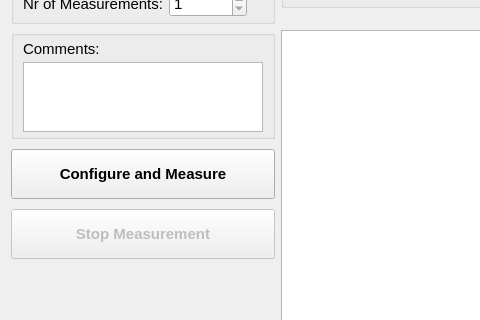
Old version of the form hallbench/gui/ui/measurementwidget.ui in the repository lnls-ima/hall-bench-control; both pictures show x 0 to 480 and y 355 to 675 of the 1217 by 935 pixel window.
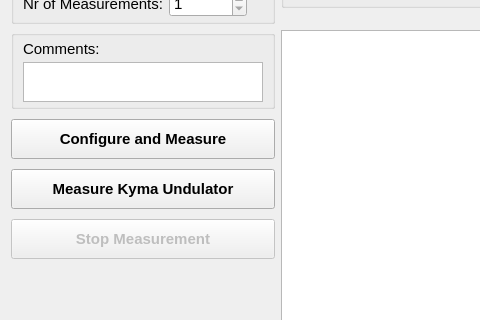
New version of the form. Icons and pictures are not drawn. Custom widgets are drawn as their Qt base class.

Commit message: Adding kyma undulator automatic measurement

Diff of the .ui file:
```diff
--- a/hallbench/gui/ui/measurementwidget.ui
+++ b/hallbench/gui/ui/measurementwidget.ui
@@ -1847,7 +1847,7 @@
             <property name="maximumSize">
              <size>
               <width>16777215</width>
-              <height>70</height>
+              <height>40</height>
              </size>
             </property>
            </widget>
@@ -1868,7 +1868,7 @@
        <property name="minimumSize">
         <size>
          <width>0</width>
-         <height>50</height>
+         <height>40</height>
         </size>
        </property>
        <property name="font">
@@ -1892,6 +1892,38 @@
        </property>
       </widget>
      </item>
+     <item>
+      <widget class="QPushButton" name="pbt_measure_kyma">
+       <property name="minimumSize">
+        <size>
+         <width>0</width>
+         <height>40</height>
+        </size>
+       </property>
+       <property name="font">
+        <font>
+         <weight>75</weight>
+         <bold>true</bold>
+        </font>
+       </property>
+       <property name="text">
+        <string>Measure Kyma Undulator</string>
+       </property>
+       <property name="icon">
+        <iconset>
+         <normaloff>../../resources/img/a.png</normaloff>../../resources/img/a.png</iconset>
+       </property>
+       <property name="iconSize">
+        <size>
+         <width>24</width>
+         <height>24</height>
+        </size>
+       </property>
+       <property name="shortcut">
+        <string>Ctrl+S</string>
+       </property>
+      </widget>
+     </item>
      <item>
       <widget class="QPushButton" name="pbt_stop">
        <property name="enabled">
@@ -1906,7 +1938,7 @@
        <property name="minimumSize">
         <size>
          <width>0</width>
-         <height>50</height>
+         <height>40</height>
         </size>
        </property>
        <property name="font">
```
The commit also changes 4 other files.
